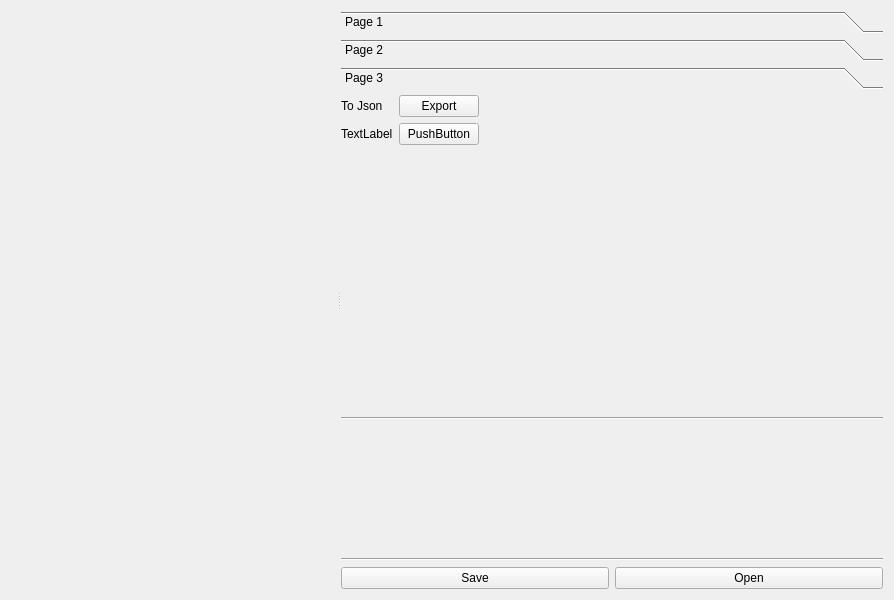
The window that src/designer/designer.ui (ClemensDegasper/SceneDesigner) describes before a commit, drawn with Qt 5.
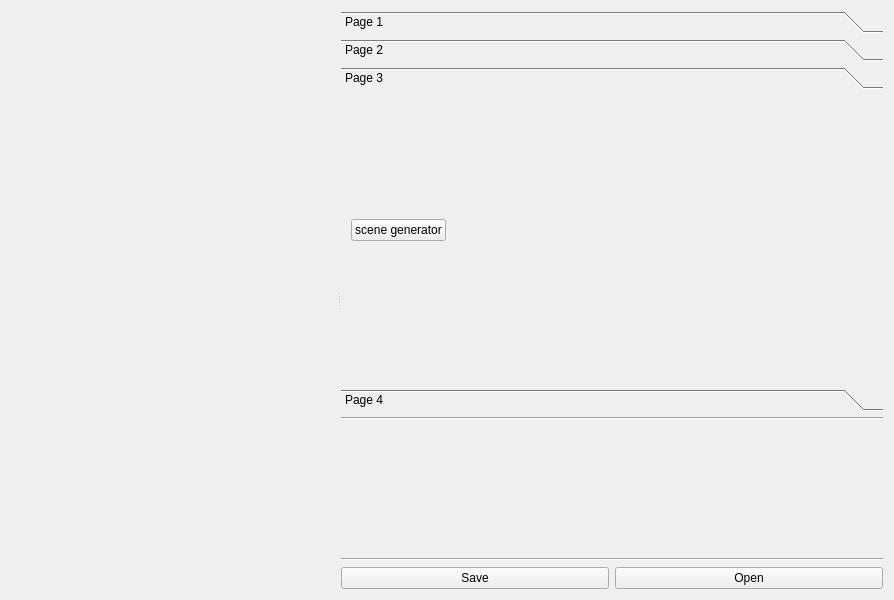
The same window after the commit. The open tabs and pages were chosen to show the change. Custom widgets are drawn as their Qt base class.

```diff
--- a/src/designer/designer.ui
+++ b/src/designer/designer.ui
@@ -602,16 +602,56 @@
           </widget>
          </widget>
          <widget class="QWidget" name="page_3">
-          <property name="geometry">
-           <rect>
-            <x>0</x>
-            <y>0</y>
-            <width>556</width>
-            <height>307</height>
-           </rect>
+          <property name="label" stdset="0">
+           <string/>
           </property>
           <attribute name="label">
            <string>Page 3</string>
+          </attribute>
+          <widget class="QWidget" name="gridLayoutWidget_2">
+           <property name="geometry">
+            <rect>
+             <x>10</x>
+             <y>0</y>
+             <width>491</width>
+             <height>271</height>
+            </rect>
+           </property>
+           <layout class="QGridLayout" name="gridLayout_3">
+            <item row="0" column="0">
+             <widget class="QPushButton" name="pushButton_wizard">
+              <property name="text">
+               <string>scene generator</string>
+              </property>
+             </widget>
+            </item>
+            <item row="0" column="1">
+             <spacer name="horizontalSpacer_7">
+              <property name="orientation">
+               <enum>Qt::Horizontal</enum>
+              </property>
+              <property name="sizeHint" stdset="0">
+               <size>
+                <width>40</width>
+                <height>20</height>
+               </size>
+              </property>
+             </spacer>
+            </item>
+           </layout>
+          </widget>
+         </widget>
+         <widget class="QWidget" name="page_4">
+          <property name="geometry">
+           <rect>
+            <x>0</x>
+            <y>0</y>
+            <width>556</width>
+            <height>276</height>
+           </rect>
+          </property>
+          <attribute name="label">
+           <string>Page 4</string>
           </attribute>
           <widget class="QWidget" name="gridLayoutWidget">
            <property name="geometry">
```
Left out of the diff: 28 changed lines with no effect on the pictures.
